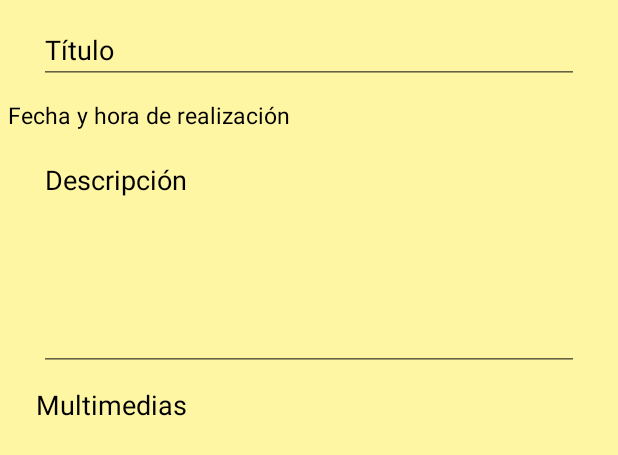
After one commit to S16Luis/HyperNotas-ElChido, an Android app: the layout activity_mostrar_tarea_m.xml on its own in the app's theme, with its tools: preview values and no code run, on a phone screen of 412 x 824 dp. The commit adds this screen. Shown: the top 455 px of the screen. Run offline under Robolectric (Android 15) with nearby library versions, the phone set to English and light mode, and no system bars.

Commit message:
ReqFuncional_07 terminado

```diff
--- a/app/src/main/java/com/example/hypernotas/CrearTareaMultimedia.java
+++ b/app/src/main/java/com/example/hypernotas/CrearTareaMultimedia.java
@@ -61,7 +61,7 @@ public class CrearTareaMultimedia extends AppCompatActivity {
         btnvideo=findViewById(R.id.btnvideoCTM);
         btnaudio=findViewById(R.id.btnaudioCTM);
         btngaleria=findViewById(R.id.btngaleriaCTM);
-        lvmultimedias=findViewById(R.id.lvmultimedias);
+        lvmultimedias=findViewById(R.id.lvmultimediasCTM);
         lista= new ArrayList<>();
         uris= new ArrayList<>();
         tipos= new ArrayList<>();
--- /dev/null
+++ b/app/src/main/res/layout/activity_mostrar_tarea_m.xml
@@ -0,0 +1,92 @@
+<?xml version="1.0" encoding="utf-8"?>
+<androidx.constraintlayout.widget.ConstraintLayout xmlns:android="http://schemas.android.com/apk/res/android"
+    xmlns:app="http://schemas.android.com/apk/res-auto"
+    xmlns:tools="http://schemas.android.com/tools"
+    android:layout_width="match_parent"
+    android:layout_height="match_parent"
+    android:background="#FFF6A4"
+    tools:context=".MostrarTareaM">
+
+    <EditText
+        android:id="@+id/txtTituloMTM"
+        android:layout_width="360dp"
+        android:layout_height="40dp"
+        android:layout_marginTop="16dp"
+        android:autofillHints=""
+        android:ems="10"
+        android:hint="@string/titulo"
+        android:textColorHint="#000000"
+        android:textSize="18sp"
+        android:focusable="false"
+        android:inputType="none"
+        android:textIsSelectable="false"
+        app:layout_constraintEnd_toEndOf="parent"
+        app:layout_constraintStart_toStartOf="parent"
+        app:layout_constraintTop_toTopOf="parent" />
+
+    <TextView
+        android:id="@+id/tvfecharMTM"
+        android:layout_width="wrap_content"
+        android:layout_height="wrap_content"
+        android:layout_marginStart="5dp"
+        android:layout_marginLeft="5dp"
+        android:layout_marginTop="10dp"
+        android:text="@string/fecharealizacion"
+        android:textColor="#000000"
+        android:textSize="15sp"
+        app:layout_constraintStart_toStartOf="parent"
+        app:layout_constraintTop_toBottomOf="@+id/txtTituloMTM" />
+
+    <TextView
+        android:id="@+id/tvfechadatosMTM"
+        android:layout_width="wrap_content"
+        android:layout_height="wrap_content"
+        android:layout_marginStart="20dp"
+        android:layout_marginLeft="20dp"
+        android:layout_marginTop="10dp"
+        android:text="@string/vacio"
+        android:textColor="#000000"
+        android:textSize="15sp"
+        app:layout_constraintStart_toEndOf="@+id/tvfecharMTM"
+        app:layout_constraintTop_toBottomOf="@+id/txtTituloMTM" />
+
+    <EditText
+        android:id="@+id/txtdescripcionMTM"
+        android:layout_width="360dp"
+        android:layout_height="150dp"
+        android:layout_marginTop="10dp"
+        android:autofillHints=""
+        android:ems="10"
+        android:gravity="start|top"
+        android:hint="@string/descripcion"
+        android:inputType="textMultiLine"
+        android:textColorHint="#000000"
+        android:textSize="18sp"
+        android:focusable="false"
+        android:textIsSelectable="false"
+        app:layout_constraintEnd_toEndOf="parent"
+        app:layout_constraintStart_toStartOf="parent"
+        app:layout_constraintTop_toBottomOf="@+id/tvfecharMTM" />
+
+    <TextView
+        android:id="@+id/tvlistamultimediaMTM"
+        android:layout_width="wrap_content"
+        android:layout_height="wrap_content"
+        android:layout_marginStart="24dp"
+        android:layout_marginLeft="24dp"
+        android:layout_marginTop="10dp"
+        android:text="@string/multimedias"
+        android:textColor="#000000"
+        android:textSize="18sp"
+        app:layout_constraintStart_toStartOf="parent"
+        app:layout_constraintTop_toBottomOf="@+id/txtdescripcionMTM" />
+
+    <ListView
+        android:id="@+id/lvmultimediasMTM"
+        android:layout_width="409dp"
+        android:layout_height="250dp"
+        android:layout_marginTop="5dp"
+        app:layout_constraintEnd_toEndOf="parent"
+        app:layout_constraintStart_toStartOf="parent"
+        app:layout_constraintTop_toBottomOf="@+id/tvlistamultimediaMTM" />
+</androidx.constraintlayout.widget.ConstraintLayout>
```
Also changed, not shown: app/src/main/AndroidManifest.xml (+4 -3 lines), app/src/main/java/com/example/hypernotas/AdaptadorTM.java (+37 -0 lines), app/src/main/java/com/example/hypernotas/BD.java (+38 -0 lines), app/src/main/java/com/example/hypernotas/MostrarTareaM.java (added, +43 -0 lines), app/src/main/res/layout/activity_crear_tarea_multimedia.xml (+4 -4 lines).
